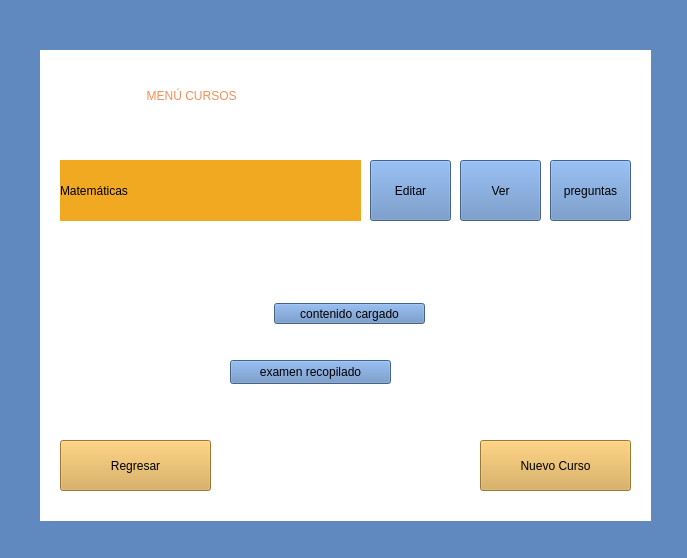
The window that Menu.ui (Shanem007/AulaVirtual) describes before a commit, drawn with Qt 5.
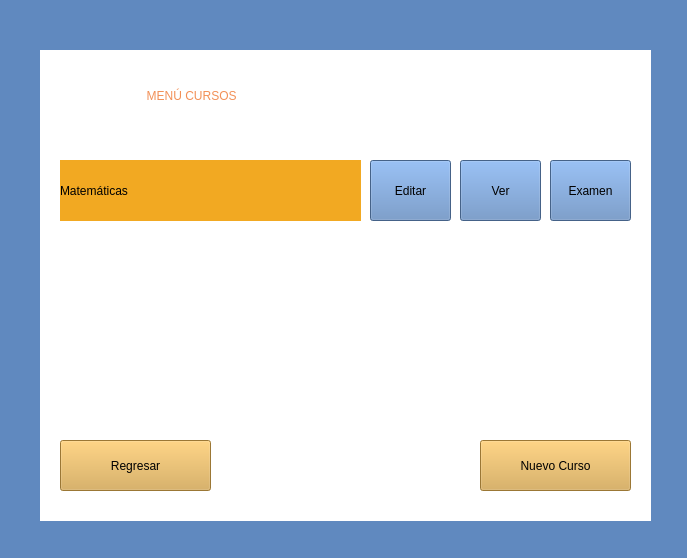
The same window after the commit.

Diff of the .ui file:
```diff
--- a/Menu.ui
+++ b/Menu.ui
@@ -121,22 +121,6 @@
      <string>Ver</string>
     </property>
    </widget>
-   <widget class="QPushButton" name="botonPreguntas">
-    <property name="geometry">
-     <rect>
-      <x>550</x>
-      <y>160</y>
-      <width>81</width>
-      <height>61</height>
-     </rect>
-    </property>
-    <property name="styleSheet">
-     <string notr="true">font: 700 12pt &quot;Segoe UI&quot;;</string>
-    </property>
-    <property name="text">
-     <string>preguntas</string>
-    </property>
-   </widget>
    <widget class="QPushButton" name="botonRegresarMenu">
     <property name="geometry">
      <rect>
@@ -154,30 +138,20 @@
      <string>Regresar</string>
     </property>
    </widget>
-   <widget class="QPushButton" name="botoncontenidoCargado">
-    <property name="geometry">
-     <rect>
-      <x>274</x>
-      <y>303</y>
-      <width>151</width>
-      <height>21</height>
-     </rect>
-    </property>
-    <property name="text">
-     <string>contenido cargado</string>
-    </property>
-   </widget>
    <widget class="QPushButton" name="botonExamenRecopilado">
     <property name="geometry">
      <rect>
-      <x>230</x>
-      <y>360</y>
-      <width>161</width>
-      <height>24</height>
+      <x>550</x>
+      <y>160</y>
+      <width>81</width>
+      <height>61</height>
      </rect>
     </property>
+    <property name="styleSheet">
+     <string notr="true">font: 700 12pt &quot;Segoe UI&quot;;</string>
+    </property>
     <property name="text">
-     <string>examen recopilado</string>
+     <string>Examen</string>
     </property>
    </widget>
    <zorder>label</zorder>
```
Left out of the diff: 2 changed lines with no effect on the pictures.
